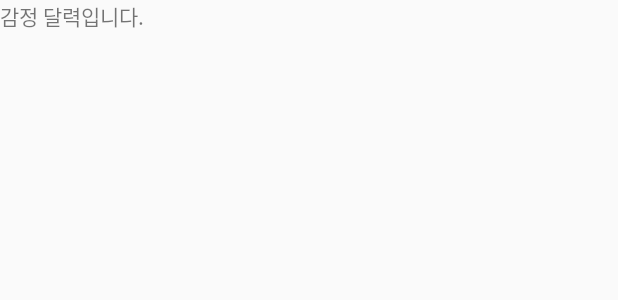
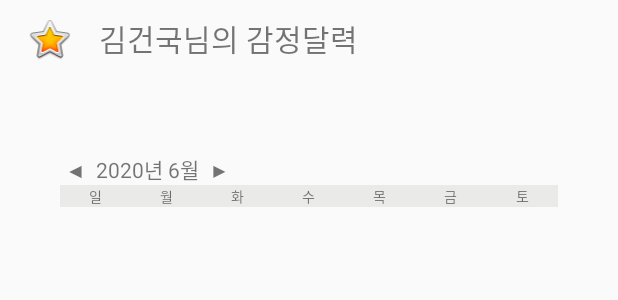
Before and after one commit to ImInnocent/KLab, an Android app: the layout fragment_calendar.xml on its own in the app's theme, with its tools: preview values and no code run, on a phone screen of 412 x 824 dp. Shown: the top 300 px of the screen. Run offline under Robolectric (Android 15) with nearby library versions, the light colour scheme and no system bars.

Commit message:
감정달력 xml파일 UI 배치

```diff
--- a/IdealMood/app/src/main/res/layout/fragment_calendar.xml
+++ b/IdealMood/app/src/main/res/layout/fragment_calendar.xml
@@ -1,14 +1,121 @@
 <?xml version="1.0" encoding="utf-8"?>
-<FrameLayout xmlns:android="http://schemas.android.com/apk/res/android"
+<LinearLayout xmlns:android="http://schemas.android.com/apk/res/android"
+    xmlns:app="http://schemas.android.com/apk/res-auto"
     xmlns:tools="http://schemas.android.com/tools"
     android:layout_width="match_parent"
     android:layout_height="match_parent"
-    tools:context=".CalendarFragment">
+    tools:context=".CalendarFragment"
+    android:orientation="vertical"
+    >
 
-    <!-- TODO: Update blank fragment layout -->
-    <TextView
+    <LinearLayout
         android:layout_width="match_parent"
-        android:layout_height="match_parent"
-        android:text="감정 달력입니다." />
+        android:layout_height="wrap_content"
+        android:gravity="center_vertical"
+        android:layout_marginVertical="10dp">
 
-</FrameLayout>
+        <ImageView
+            android:id="@+id/imageView"
+            android:layout_width="wrap_content"
+            android:layout_height="wrap_content"
+            android:layout_weight="1"
+            android:src="@android:drawable/btn_star_big_on" />
+
+        <TextView
+            android:layout_width="wrap_content"
+            android:layout_height="wrap_content"
+            android:layout_weight="5"
+            android:textSize="20sp"
+            android:text="김건국님의 감정달력"
+            />
+    </LinearLayout>
+
+    <LinearLayout
+        android:layout_width="match_parent"
+        android:layout_height="wrap_content"
+        android:orientation="vertical"
+        android:layout_marginVertical="50dp"
+        android:layout_marginHorizontal="40dp"
+        >
+
+            <LinearLayout
+                android:layout_width="match_parent"
+                android:layout_height="wrap_content">
+                <TextView
+                    android:layout_width="wrap_content"
+                    android:layout_height="match_parent"
+                    android:gravity="center"
+                    android:text=" ◀  2020년 6월  ▶ "/>
+
+            </LinearLayout>
+
+        <LinearLayout
+            android:layout_width="match_parent"
+            android:layout_height="wrap_content"
+            android:orientation="horizontal"
+            android:background="#eaeae9">
+
+            <TextView
+                android:layout_width="0dp"
+                android:layout_height="match_parent"
+                android:layout_weight="1"
+                android:gravity="center"
+                android:text="일"
+                android:textSize="9sp"/>
+
+            <TextView
+                android:layout_width="0dp"
+                android:layout_height="match_parent"
+                android:layout_weight="1"
+                android:gravity="center"
+                android:text="월"
+                android:textSize="9sp"/>
+
+            <TextView
+                android:layout_width="0dp"
+                android:layout_height="match_parent"
+                android:layout_weight="1"
+                android:gravity="center"
+                android:text="화"
+                android:textSize="9sp"/>
+
+            <TextView
+                android:layout_width="0dp"
+                android:layout_height="match_parent"
+                android:layout_weight="1"
+                android:gravity="center"
+                android:text="수"
+                android:textSize="9sp"/>
+
+            <TextView
+                android:layout_width="0dp"
+                android:layout_height="match_parent"
+                android:layout_weight="1"
+                android:gravity="center"
+                android:text="목"
+                android:textSize="9sp"/>
+
+            <TextView
+                android:layout_width="0dp"
+                android:layout_height="match_parent"
+                android:layout_weight="1"
+                android:gravity="center"
+                android:text="금"
+                android:textSize="9sp"/>
+
+            <TextView
+                android:layout_width="0dp"
+                android:layout_height="match_parent"
+                android:layout_weight="1"
+                android:gravity="center"
+                android:text="토"
+                android:textSize="9sp"/>
+        </LinearLayout>
+
+        <androidx.recyclerview.widget.RecyclerView
+            android:layout_width="match_parent"
+            android:layout_height="match_parent"/>
+
+    </LinearLayout>
+
+</LinearLayout>
```
